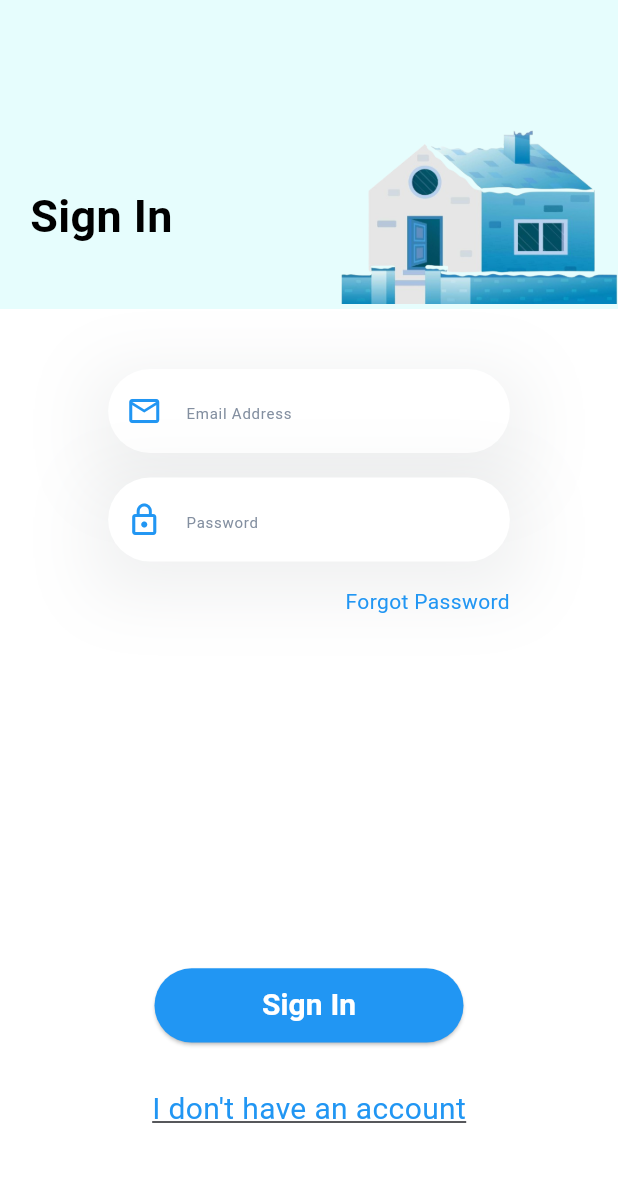
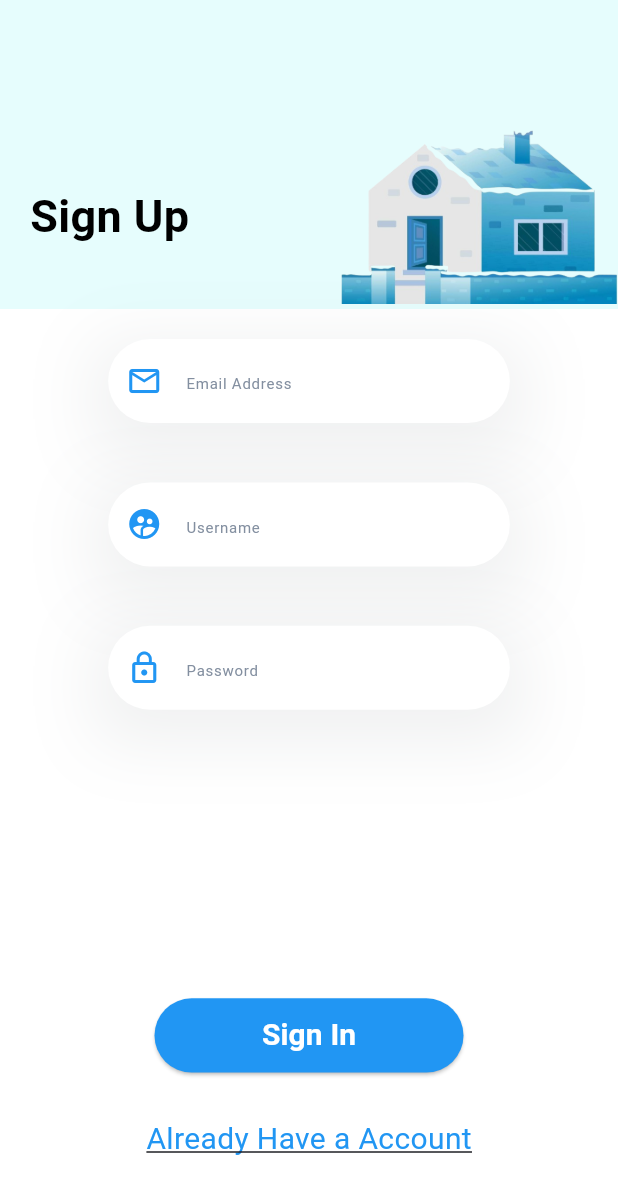
Before and after one commit to harshitpandey-bit/LoginUI, a Flutter app: the screen it shows after launch, on a phone screen of 412 x 824 dp. Shown: the top 1194 px of the screen. Run offline on Flutter 3.47's test engine with Material 3 defaults, Android fonts, the phone set to English and light mode, and no system bars.

Commit message:
added signup_page

```diff
--- a/lib/main.dart
+++ b/lib/main.dart
@@ -1,5 +1,5 @@
 import 'package:flutter/material.dart';
-import 'package:loginuinew/pages/login_page.dart';
+import 'package:loginuinew/pages/Signup_page.dart';
 
 void main() {
   runApp(const MyApp());
@@ -14,10 +14,10 @@ class MyApp extends StatelessWidget {
       debugShowCheckedModeBanner: false,
       title: 'Flutter Demo',
       theme: ThemeData(
-        colorScheme: ColorScheme.fromSeed(seedColor: Color.fromRGBO(30, 88, 241, 1)),
+        colorScheme: ColorScheme.fromSeed(seedColor: const Color.fromRGBO(30, 88, 241, 1)),
         useMaterial3: true,
       ),
-      home: LoginPage(),
+      home: const SignupPage(),
     );
   }
 }
--- /dev/null
+++ b/lib/pages/Signup_page.dart
@@ -0,0 +1,110 @@
+
+import 'package:flutter/material.dart';
+import 'package:loginuinew/widgets/rounded_circular_button.dart';
+import 'package:loginuinew/widgets/rounded_text_form_field.dart';
+
+class SignupPage extends StatelessWidget {
+  const SignupPage({super.key});
+
+  @override
+  Widget build(BuildContext context) {
+    // TODO: implement build
+    return Scaffold(
+      resizeToAvoidBottomInset:false,
+      backgroundColor: const Color.fromRGBO(255, 255, 255, 1.0),
+      body: _buildUI(context),
+    );
+  }
+
+  Widget _buildUI(BuildContext context) {
+    return Column(
+      children: [
+        _header(context),
+        _signUpForm(context)
+      ],
+    );
+  }
+
+  Widget _header(BuildContext context) {
+    return Container(
+        padding: EdgeInsets.only(top:MediaQuery.of(context).size.height*0.10),
+        width: MediaQuery.of(context).size.width,
+        height: MediaQuery.of(context).size.height * 0.25,
+        color: const Color.fromRGBO(230, 253, 253, 1.0),
+        child: Row(
+          mainAxisAlignment:MainAxisAlignment.spaceBetween,
+          mainAxisSize:MainAxisSize.max,
+          crossAxisAlignment: CrossAxisAlignment.center,
+          children: [
+            const Padding(
+              padding: EdgeInsets.fromLTRB(20, 0, 0, 0),
+              child: Text(
+                "Sign Up",
+                style: TextStyle(
+                    color: Colors.black,
+                    fontWeight: FontWeight.w600,
+                    fontSize: 30),
+              ),
+            )
+            ,
+            Image.asset("assets/images/headerbg.png",width:MediaQuery.of(context).size.width*0.45,fit: BoxFit.fill,)
+          ],
+        ));
+  }
+  Widget _signUpForm(BuildContext context){
+    return SizedBox(
+      width: MediaQuery.of(context).size.width,
+      height: MediaQuery.of(context).size.height *0.75,
+      child: Padding(
+        padding: const EdgeInsets.symmetric(horizontal: 10,vertical: 20),
+        child: Form(
+            child:Column(
+              mainAxisAlignment: MainAxisAlignment.spaceBetween,
+              children: [
+                _formField(context),
+                _bottomButtons(context)
+
+              ],
+            )
+        ),
+      ),
+    );
+  }
+  Widget _formField(BuildContext context){
+    return SizedBox(
+        height: MediaQuery.of(context).size.height*0.3,
+        child:const Column(
+          mainAxisSize: MainAxisSize.max,
+          mainAxisAlignment: MainAxisAlignment.spaceBetween,
+          crossAxisAlignment: CrossAxisAlignment.end,
+          children: [
+            RoundedTextFormField(prefixIcon: Icons.email_outlined,hintText: "Email Address"),
+            RoundedTextFormField(prefixIcon: Icons.supervised_user_circle_rounded,hintText: "Username"),
+            RoundedTextFormField(prefixIcon: Icons.lock_outline,hintText: "Password",obscureText: true),
+
+          ],)
+    );
+  }
+  Widget _bottomButtons(BuildContext context){
+    return Column(
+      mainAxisSize: MainAxisSize.max,
+      mainAxisAlignment: MainAxisAlignment.center,
+      crossAxisAlignment: CrossAxisAlignment.center,
+      children: [
+        SizedBox(
+          width: MediaQuery.of(context).size.width*0.5,
+          height: MediaQuery.of(context).size.height*0.06,
+          child:const RoundedCircularButton(text:"Sign In",),
+        ),
+        const Padding(
+          padding: EdgeInsets.symmetric(vertical: 30),
+          child: Text("Already Have a Account",style: TextStyle(
+              color: Colors.blue,
+              fontSize: 20,
+              decoration: TextDecoration.underline
+          ),),
+        )
+      ],
+    );
+  }
+}
--- a/lib/pages/login_page.dart
+++ b/lib/pages/login_page.dart
@@ -1,15 +1,16 @@
-import 'package:flutter/cupertino.dart';
 import 'package:flutter/material.dart';
 import 'package:loginuinew/widgets/rounded_circular_button.dart';
 import 'package:loginuinew/widgets/rounded_text_form_field.dart';
 
 class LoginPage extends StatelessWidget {
+  const LoginPage({super.key});
+
   @override
   Widget build(BuildContext context) {
     // TODO: implement build
     return Scaffold(
       resizeToAvoidBottomInset:false,
-      backgroundColor: Color.fromRGBO(255, 255, 255, 1.0),
+      backgroundColor: const Color.fromRGBO(255, 255, 255, 1.0),
       body: _buildUI(context),
     );
   }
@@ -28,14 +29,14 @@ class LoginPage extends StatelessWidget {
        padding: EdgeInsets.only(top:MediaQuery.of(context).size.height*0.10),
         width: MediaQuery.of(context).size.width,
         height: MediaQuery.of(context).size.height * 0.25,
-        color: Color.fromRGBO(230, 253, 253, 1.0),
+        color: const Color.fromRGBO(230, 253, 253, 1.0),
         child: Row(
           mainAxisAlignment:MainAxisAlignment.spaceBetween,
           mainAxisSize:MainAxisSize.max,
           crossAxisAlignment: CrossAxisAlignment.center,
           children: [
-            Padding(
-              padding: const EdgeInsets.fromLTRB(20, 0, 0, 0),
+            const Padding(
+              padding: EdgeInsets.fromLTRB(20, 0, 0, 0),
               child: Text(
                 "Sign In",
                 style: TextStyle(
@@ -71,7 +72,7 @@ class LoginPage extends StatelessWidget {
   Widget _formField(BuildContext context){
     return SizedBox(
       height: MediaQuery.of(context).size.height*0.2,
-      child:Column(
+      child:const Column(
         mainAxisSize: MainAxisSize.max,
         mainAxisAlignment: MainAxisAlignment.spaceBetween,
         crossAxisAlignment: CrossAxisAlignment.end,
@@ -93,10 +94,10 @@ class LoginPage extends StatelessWidget {
          SizedBox(
            width: MediaQuery.of(context).size.width*0.5,
            height: MediaQuery.of(context).size.height*0.06,
-             child:RoundedCircularButton(text:"Sign In",),
+             child:const RoundedCircularButton(text:"Sign In",),
          ),
-         Padding(
-           padding: const EdgeInsets.symmetric(vertical: 30),
+         const Padding(
+           padding: EdgeInsets.symmetric(vertical: 30),
            child: Text("I don't have an account",style: TextStyle(
              color: Colors.blue,
              fontSize: 20,
--- a/lib/widgets/rounded_circular_button.dart
+++ b/lib/widgets/rounded_circular_button.dart
@@ -15,7 +15,7 @@ class RoundedCircularButton extends StatelessWidget {
         ),
         child: Text(
           text,
-          style: TextStyle(
+          style: const TextStyle(
               color: Colors.white, fontSize: 20, fontWeight: FontWeight.w600),
         ));
   }
--- a/lib/widgets/rounded_text_form_field.dart
+++ b/lib/widgets/rounded_text_form_field.dart
@@ -14,7 +14,7 @@ class RoundedTextFormField extends StatelessWidget {
 
     return Container(
       width: MediaQuery.of(context).size.width*0.65,
-      decoration: BoxDecoration(
+      decoration: const BoxDecoration(
           boxShadow:[BoxShadow(
               color:Color.fromRGBO(61, 71, 77, 0.08),
               spreadRadius: 10,
@@ -23,7 +23,7 @@ class RoundedTextFormField extends StatelessWidget {
           )]),
       child: Center(
         child: Container(
-          decoration: BoxDecoration(
+          decoration: const BoxDecoration(
             color:Colors.white,
             borderRadius:BorderRadius.all(Radius.circular(100))
           ),
@@ -33,7 +33,7 @@ class RoundedTextFormField extends StatelessWidget {
               prefixIcon: Icon(prefixIcon, color: Colors.blue),
               border: const OutlineInputBorder(borderSide: BorderSide.none),
               hintText: hintText,
-              hintStyle: TextStyle(
+              hintStyle: const TextStyle(
                   fontSize: 10, color: Color.fromRGBO(131, 143, 160, 1.0))),
 
         )),
```
